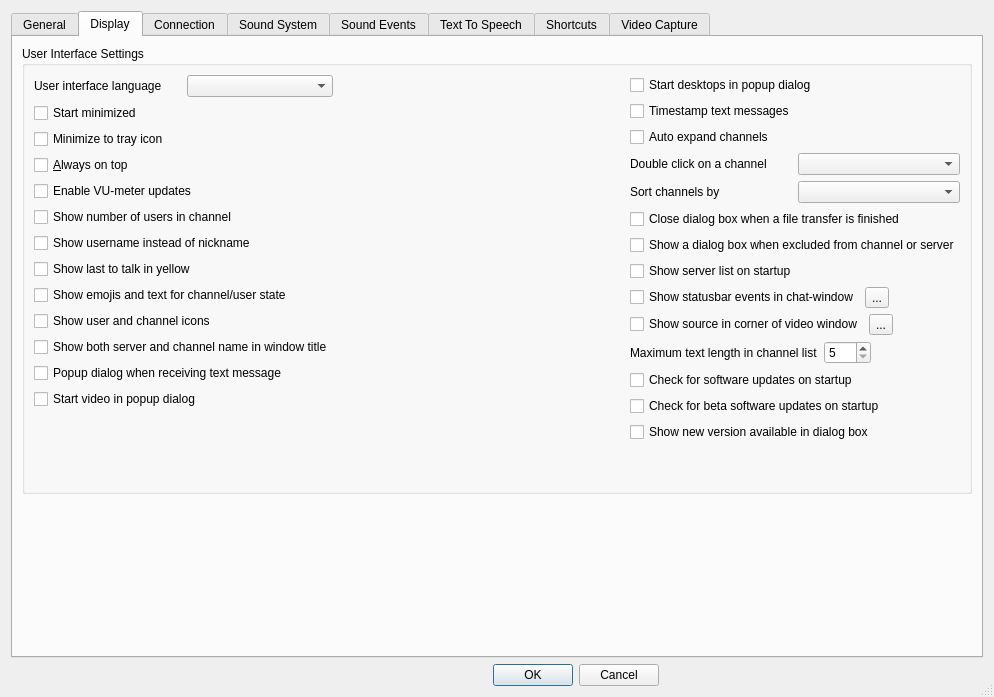
Above: Client/qtTeamTalk/preferences.ui from BearWare/TeamTalk5 before the change. Below: the same form after it.
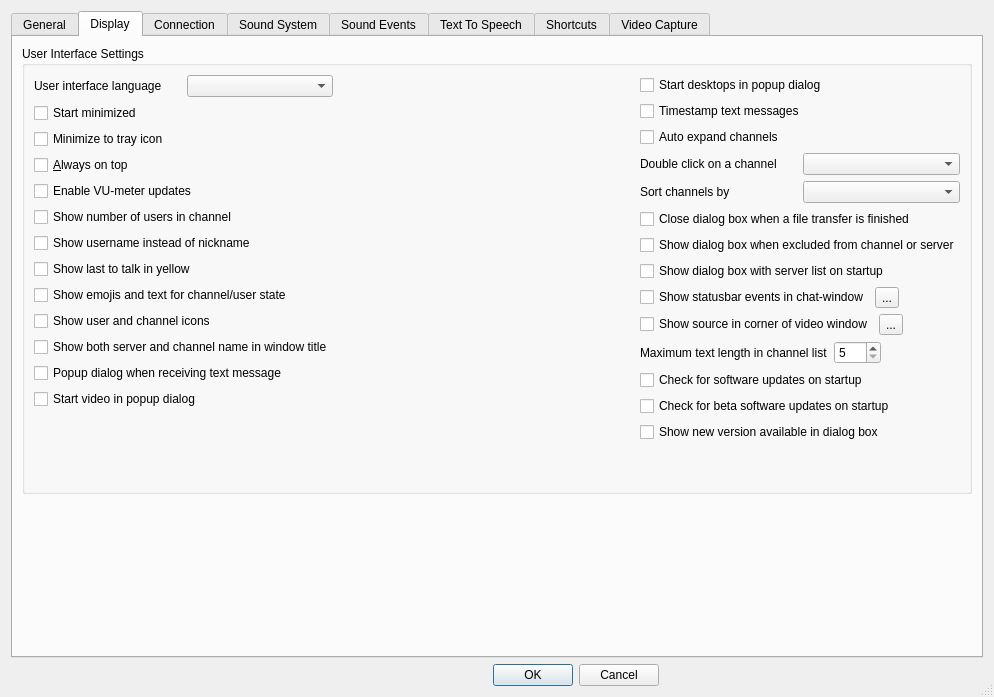
That is the form after the change. The open tabs and pages were chosen to show the change. Icons and pictures are not drawn. Custom widgets are drawn as their Qt base class.

Commit message: Align 'Show dialog' checkboxes in Preferences dialog

What changed in the file:
```diff
--- a/Client/qtTeamTalk/preferences.ui
+++ b/Client/qtTeamTalk/preferences.ui
@@ -572,14 +572,14 @@
               <item>
                <widget class="QCheckBox" name="dlgExcludeChkBox">
                 <property name="text">
-                 <string>Show a dialog box when excluded from channel or server</string>
+                 <string>Show dialog box when excluded from channel or server</string>
                 </property>
                </widget>
               </item>
               <item>
                <widget class="QCheckBox" name="startServerListChkBox">
                 <property name="text">
-                 <string>Show server list on startup</string>
+                 <string>Show dialog box with server list on startup</string>
                 </property>
                </widget>
               </item>
```
The commit also changes 26 other files.
